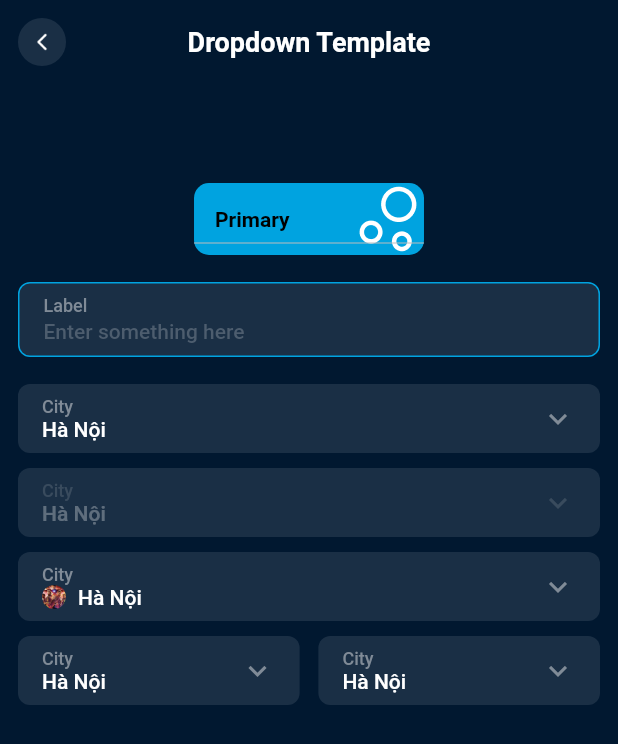
After one commit to TnexTechnology/design_system, a Flutter app: the InputScreen screen opened directly, on a phone screen of 412 x 824 dp. The commit adds this screen. Shown: the top 744 px of the screen. Run offline on Flutter 3.47's test engine with Material 2 defaults, Android fonts, the phone set to English and light mode, and no system bars; our stand-ins replace get; missing offline and left inert: dart:html; Roboto replaces fonts that are missing (QuickSand-Regular).

Commit message:
add input text

```diff
--- /dev/null
+++ b/tnex_design_system/example/lib/screen/input_screen.dart
@@ -0,0 +1,163 @@
+import 'package:flutter/material.dart';
+import '/model/color_model.dart';
+import '/model/typography_model.dart';
+import '/main.dart';
+import '/screen/item_list.dart';
+import 'package:tnex_design_system/src/colors.dart';
+import 'package:tnex_design_system/src/fonts.dart';
+import 'package:tnex_design_system/src/templates/app_bar.dart';
+import 'package:tnex_design_system/src/templates/input_dropdown_item.dart';
+import 'package:tnex_design_system/src/templates/text_input.dart';
+import 'color_drop_down.dart';
+import 'package:get/get.dart';
+
+class InputScreen extends StatefulWidget {
+  const InputScreen({Key? key});
+
+  @override
+  State<InputScreen> createState() => _InputState();
+}
+
+class _InputState extends State<InputScreen> {
+  List<TypographyModel>? itemList;
+  Color color = TnexColor.primary;
+
+  @override
+  Widget build(BuildContext context) {
+    itemList = _itemList();
+    return Scaffold(
+      backgroundColor: TnexColor.background,
+      appBar: TnexAppBar(
+        title: 'Dropdown Template',
+        onClickBack: Get.back,
+      ),
+      body: Container(
+        margin: EdgeInsets.only(top: 16, bottom: 16, left: 12, right: 12),
+        child: Column(
+            children:[
+              SizedBox(height: 50,),
+              Container(
+                  height: 48,
+                  decoration: BoxDecoration(
+                      color: color,
+                      borderRadius: BorderRadius.circular(10)),
+                  child: DropdownButtonExample((_color) {
+                    setState(() {
+                      color = _color;
+                    });
+                  })
+              ),
+              SizedBox(height: 10,),
+              TnexTextFormField(label: "Label", placeHolder: "Enter something here",),
+              SizedBox(height: 10,),
+              InputDropdownItemWithTitle(label: "City", placeHolder: "Hà Nội"),
+              SizedBox(height: 10,),
+              InputDropdownItemWithTitle(label: "City", placeHolder: "Hà Nội", state: DropdownState.disable),
+              SizedBox(height: 10,),
+              InputDropdownItemWithTitle(
+                  label: "City",
+                  placeHolder: "Hà Nội",
+                  state: DropdownState.normal,
+                  thumb: ClipRRect(
+                    borderRadius: BorderRadius.circular(8.0),
+                    child: Image.asset("assets/images/ic_preview_1.png",
+                        height: 16, width: 16),
+                  )),
+              SizedBox(height: 10,),
+              Container(
+                width: double.infinity,
+                child: Expanded(
+                  child: Row(children: [
+                    Expanded(flex: 15, child: InputDropdownItemWithTitle(label: "City", placeHolder: "Hà Nội")),
+                    Expanded(
+                      flex: 1,
+                      child: SizedBox(
+                        width: double.maxFinite,
+                      ),
+                    ),
+                    Expanded(flex: 15, child: InputDropdownItemWithTitle(label: "City", placeHolder: "Hà Nội")),
+                  ],),
+                ),
+              )
+            ]
+
+        ),
+      ),
+    );
+  }
+
+  String validateNameFunc(String name) {
+    return '* Vui lòng kiểm tra lại';
+    return "";
+  }
+
+  List<TypographyModel> _itemList() {
+    return [
+      TypographyModel(typoType: TnexTypography.heading1, color: color),
+      TypographyModel(typoType: TnexTypography.heading2, color: color),
+      TypographyModel(typoType: TnexTypography.heading3, color: color),
+      TypographyModel(typoType: TnexTypography.heading4, color: color),
+      TypographyModel(typoType: TnexTypography.heading5, color: color),
+      TypographyModel(typoType: TnexTypography.heading6, color: color),
+      TypographyModel(typoType: TnexTypography.body18Semi, color: color),
+      TypographyModel(typoType: TnexTypography.body18Med, color: color),
+      TypographyModel(typoType: TnexTypography.body18Reg, color: color),
+      TypographyModel(typoType: TnexTypography.body16Semi, color: color),
+      TypographyModel(typoType: TnexTypography.body16Med, color: color),
+      TypographyModel(typoType: TnexTypography.body16Reg, color: color),
+      TypographyModel(typoType: TnexTypography.body14Semi, color: color),
+      TypographyModel(typoType: TnexTypography.body14Med, color: color),
+      TypographyModel(typoType: TnexTypography.body14Reg, color: color),
+      TypographyModel(typoType: TnexTypography.body12Semi, color: color),
+      TypographyModel(typoType: TnexTypography.body12Med, color: color),
+      TypographyModel(typoType: TnexTypography.body12Reg, color: color),
+    ];
+  }
+  final FocusNode inputAddressNode = new FocusNode();
+  final TextEditingController inputAddress = new TextEditingController();
+  Widget buildInputAddress() {
+    return Container(
+        padding: EdgeInsets.only(top: 8, bottom: 8, right: 16, left: 16),
+        margin: EdgeInsets.only(top: 16, bottom: 16, left: 12, right: 12),
+        decoration: BoxDecoration(
+          color: TnexColor.gray900,
+          borderRadius: BorderRadius.circular(8),
+          border: Border.all(
+            color: TnexColor.primary,
+            width: 1,
+          ),
+        ),
+        child: Stack(children: [
+          Column(children: <Widget>[
+            Container(
+                alignment: Alignment.centerLeft,
+                child: Text("City", style: textStyle(TnexTypography.body12Med, color: TnexColor.gray500))),
+            TextFormField(
+              readOnly: true,
+              focusNode: inputAddressNode,
+              onTap: _onTapChooseCurrentAddress,
+              controller: inputAddress,
+              keyboardType: TextInputType.text,
+              style: textStyle(TnexTypography.body14Med),
+              textAlignVertical: TextAlignVertical.bottom,
+              decoration: new InputDecoration(
+                  hintText: "Nhập địa chỉ",
+                  isDense: true,
+                  contentPadding: EdgeInsets.only(top: 5),
+                  border: InputBorder.none,
+                  hintStyle: textStyle(TnexTypography.body14Med)),
+              maxLines: null,
+            )
+          ]),
+          Positioned(
+              top: 8,
+              right: 3,
+              child: Container(width: 0, height: 0,)
+          )
+        ],));
+  }
+
+  _onTapChooseCurrentAddress() {
+
+  }
+}
--- a/tnex_design_system/lib/src/fonts.dart
+++ b/tnex_design_system/lib/src/fonts.dart
@@ -43,7 +43,10 @@ enum TnexTypography {
   body14Reg,
   body12Semi,
   body12Med,
-  body12Reg
+  body12Reg,
+  caption12Semi,
+  caption12Med,
+  caption12Reg
 }
 
 enum ErrorCode {
@@ -83,7 +86,10 @@ extension on TnexTypography {
     TnexTypography.body14Reg: 14.0,
     TnexTypography.body12Semi: 12.0,
     TnexTypography.body12Med: 12.0,
-    TnexTypography.body12Reg: 12.0
+    TnexTypography.body12Reg: 12.0,
+    TnexTypography.caption12Semi: 12.0,
+    TnexTypography.caption12Med: 12.0,
+    TnexTypography.caption12Reg: 12.0
     };
 
   static final _weights = {
@@ -104,7 +110,10 @@ extension on TnexTypography {
     TnexTypography.body14Reg: FontWeight.w400,
     TnexTypography.body12Semi: FontWeight.w600,
     TnexTypography.body12Med: FontWeight.w500,
-    TnexTypography.body12Reg: FontWeight.w400
+    TnexTypography.body12Reg: FontWeight.w400,
+    TnexTypography.caption12Semi: FontWeight.w600,
+    TnexTypography.caption12Med: FontWeight.w500,
+    TnexTypography.caption12Reg: FontWeight.w400
   };
 
   double get fontSize => _sizes[this] ?? 14.0;
--- /dev/null
+++ b/tnex_design_system/lib/src/templates/input_dropdown_item.dart
@@ -0,0 +1,100 @@
+import 'package:flutter/cupertino.dart';
+import 'package:flutter/material.dart';
+import '../fonts.dart';
+import '/src/colors.dart';
+
+enum DropdownState {
+  select,
+  normal,
+  disable,
+}
+
+class InputDropdownItemWithTitle extends StatelessWidget {
+
+  final String? label;
+  final String placeHolder;
+  final VoidCallback? onTap;
+  final DropdownState state;
+  final Widget? thumb;
+
+  const InputDropdownItemWithTitle({
+    Key? key,
+    this.label,
+    this.state = DropdownState.normal,
+    this.thumb,
+    required this.placeHolder,
+    this.onTap,
+  }): super(key: key);
+
+  @override
+  Widget build(BuildContext context) {
+    return Container(
+      padding: EdgeInsets.only(left: 16, right: 16, top: 8, bottom: 8),
+      decoration: BoxDecoration(
+          color: TnexColor.gray900,
+          border: state == DropdownState.select ? Border.all(
+            color: TnexColor.primary,
+          ) : null,
+          borderRadius: BorderRadius.circular(8)),
+      child: GestureDetector(
+        onTap: onTap,
+        child: Opacity(
+          opacity: state == DropdownState.disable ? 0.3 : 1.0,
+          child: Row(
+              mainAxisAlignment: MainAxisAlignment.spaceBetween,
+              children: <Widget>[
+                Expanded(child: Column(
+                  crossAxisAlignment: CrossAxisAlignment.start,
+                  children: [
+                    (label?.isEmpty ?? true) ? SizedBox()
+                        : Container(
+                        alignment: Alignment.centerLeft,
+                        child: Text(
+                          label!,
+                          style: textStyle(TnexTypography.caption12Med, color: TnexColor.gray500),
+                          maxLines: 1,
+                        )),
+                    Row(
+                      children: [
+                        thumb != null ? Container(
+                          padding: EdgeInsets.only(right: 8),
+                          child: thumb!,
+                        ) : SizedBox(),
+                        Container(
+                            alignment: Alignment.centerLeft,
+                            child: Text(
+                              placeHolder,
+                              style: textStyle(TnexTypography.body14Med),
+                              maxLines: 1,
+                            )),
+                      ],
+                    )
+                  ],
+                )),
+                _getArrowIcon()
+              ]),
+        ),
+      ),
+    );
+  }
+
+  Widget _getArrowIcon() {
+      switch (state) {
+        case DropdownState.select:
+          return Icon(
+            Icons.keyboard_arrow_up,
+            color: TnexColor.white,
+          );
+        case DropdownState.normal:
+          return Icon(
+            Icons.keyboard_arrow_down,
+            color: TnexColor.gray500,
+          );
+        case DropdownState.disable:
+          return Icon(
+            Icons.keyboard_arrow_down,
+            color: TnexColor.gray500,
+          );
+      }
+  }
+}
--- /dev/null
+++ b/tnex_design_system/lib/src/templates/text_input.dart
@@ -0,0 +1,156 @@
+import 'package:flutter/cupertino.dart';
+import 'package:flutter/material.dart';
+import 'package:tnex_design_system/src/fonts.dart';
+
+import '../colors.dart';
+
+class TnexTextFormField extends StatefulWidget {
+
+  final String placeHolder;
+  final String? label;
+  final Color? backgroundColor;
+  final TextEditingController? controller;
+  final ValueChanged<String>? onChanged;
+  final GestureTapCallback? onTap;
+  final FormFieldValidator<String>? validator;
+  final VoidCallback? onEditingComplete;
+  final bool disableSystemKeyBoard;
+  final String? errorText;
+  AutovalidateMode autovalidateMode = AutovalidateMode.disabled;
+
+  TnexTextFormField({
+    Key? key,
+    this.placeHolder = "",
+    this.label,
+    this.backgroundColor,
+    this.controller,
+    this.onChanged,
+    this.onTap,
+    this.validator,
+    this.onEditingComplete,
+    this.disableSystemKeyBoard = false,
+    this.errorText
+  });
+  @override
+  State createState() => _TnexTextState();
+
+}
+class _TnexTextState extends State<TnexTextFormField>{
+  TextInputType textInputType = TextInputType.text;
+  FocusNode focusNode = FocusNode();
+
+  @override
+  void dispose() {
+    widget.controller?.dispose();
+    super.dispose();
+  }
+
+  @override
+  Widget build(BuildContext context) {
+    return Container(
+        margin: EdgeInsets.only(top: 8, bottom: 8),
+        padding: EdgeInsets.symmetric(vertical: 8, horizontal: 16),
+        decoration: BoxDecoration(
+            color: TnexColor.gray900,
+            borderRadius: BorderRadius.circular(8),
+            border: Border.all(
+              color: TnexColor.primary,
+            )),
+        child: GestureDetector(
+            onTap: widget.onTap,
+            child: Container(
+                child: Column(children: <Widget>[
+                  Container(
+                      alignment: Alignment.centerLeft,
+                      child: widget.label != null
+                          ? Text(widget.label!, style: textStyle(TnexTypography.caption12Med, color: TnexColor.gray500))
+                          : Container()),
+                  TextFormField(
+                      onTap: widget.onTap,
+                      onEditingComplete: widget.onEditingComplete,
+                      autovalidateMode: widget.autovalidateMode,
+                      validator: widget.validator,
+                      onChanged: (text) {
+                        if (widget.onChanged != null) {
+                          widget.onChanged!(text);
+                        }
+                      },
+                      controller:  widget.controller,
+                      keyboardType: textInputType,
+                      style: textStyle(TnexTypography.body14Med),
+                      textAlignVertical: TextAlignVertical.bottom,
+                      focusNode: focusNode,
+                      cursorColor: TnexColor.primary,
+                      readOnly: widget.disableSystemKeyBoard,
+                      showCursor: widget.disableSystemKeyBoard ? true : null,
+                      enableInteractiveSelection: !widget.disableSystemKeyBoard,
+                      decoration: new InputDecoration(
+                        errorText: widget.errorText,
+                        isDense: true,
+                        contentPadding: EdgeInsets.only(top: 2),
+                        border: InputBorder.none,
+                        hintText: widget.placeHolder,
+                        hintStyle: textStyle(TnexTypography.body14Med, color: TnexColor.gray700),
+                      )),
+                ]))));
+  }
+
+  // TextField _buildTextField() {
+  //   final _searchController = widget.searchController;
+  //   final isTextEmpty = Util.isEmpty(_searchController.text);
+  //   final primaryText14 = TextStyle(
+  //       fontSize: 14,
+  //       color: TnexColor.title,
+  //       fontWeight: FontWeight.w400,
+  //       decoration: TextDecoration.none);
+  //   final contentPadding = isTextEmpty ? EdgeInsets.symmetric(vertical: 15.w) : EdgeInsets.only(top: 15.w, bottom: 9.w);
+  //   final autofocus = isTextEmpty;
+  //   return TextField(
+  //     controller: _searchController,
+  //     style: primaryText14,
+  //     autofocus: autofocus,
+  //     decoration: InputDecoration(
+  //       isDense: true,
+  //       labelText: isTextEmpty ? null : widget.labelText,
+  //       labelStyle: isTextEmpty ? null : TextStyle(
+  //           fontSize: 12,
+  //           color: TnexColor.titlePlaceholder,
+  //           fontWeight: FontWeight.w400,
+  //           decoration: TextDecoration.none),
+  //       contentPadding: contentPadding,
+  //       border: InputBorder.none,
+  //       hintText: widget.hintText,
+  //       hintStyle: textStyle(TnexTypography.hintInput),
+  //       prefixIcon: Container(
+  //         padding: EdgeInsets.all(15),
+  //         child: Image.asset("assets/msb/icons/search_icon.png", width: 54.w, height: 54.w),
+  //       ),
+  //       suffixIcon: isTextEmpty ? null : IconButton(
+  //           icon: Image.asset("assets/msb/icons/close_icon.png", width: 36.w, height: 36.w),
+  //           onPressed: () => setState(() => _searchController.text = '')
+  //       ),
+  //
+  //     ),
+  //     onChanged: widget.onChanged ?? (text) {
+  //       if (Util.isEmpty(text)) {
+  //         print("hide clear text");
+  //         setState(() => {
+  //           isSearching = false
+  //         });
+  //       } else {
+  //         if (isSearching == false) {
+  //           print("show clear text");
+  //           setState(() => {
+  //             isSearching = true
+  //           });
+  //         }
+  //       }
+  //     },
+  //     // onChanged: widget.onChanged,
+  //     onSubmitted: widget.onSubmitted,
+  //     textAlignVertical: TextAlignVertical.center,
+  //     textInputAction: TextInputAction.search,
+  //   );
+  //
+  // }
+}
```
Also changed, not shown: tnex_design_system/example/lib/screen/color_drop_down.dart (+10 -10 lines), tnex_design_system/example/lib/screen/dropdown_screen.dart (added, +157 -0 lines), tnex_design_system/example/lib/screen/home_main.dart (+27 -2 lines), tnex_design_system/example/lib/screen/tabbar_screen.dart (added, +77 -0 lines), tnex_design_system/example/lib/screen/topbar/topbar_list.dart (+10 -10 lines).
